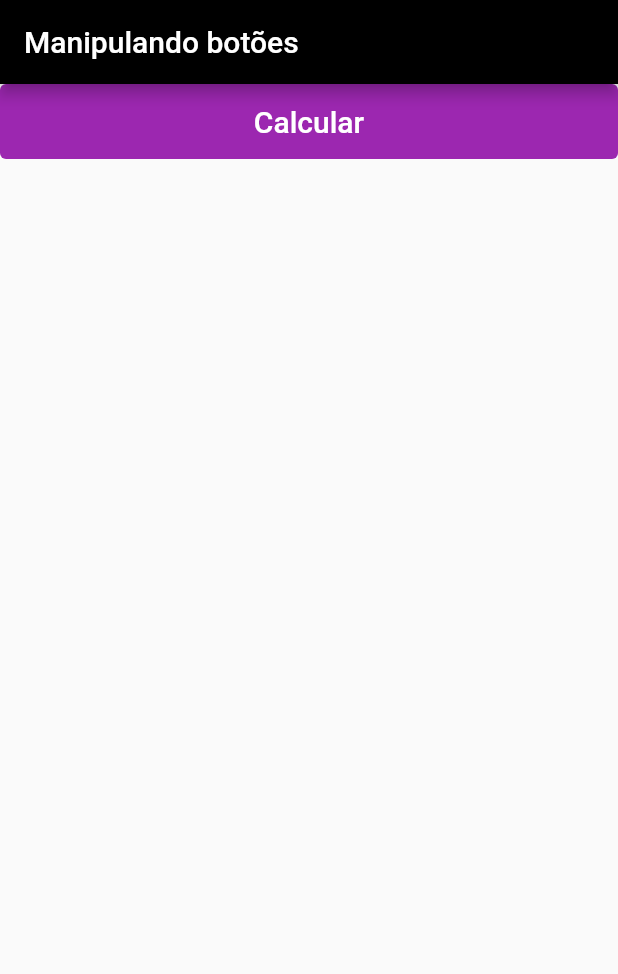
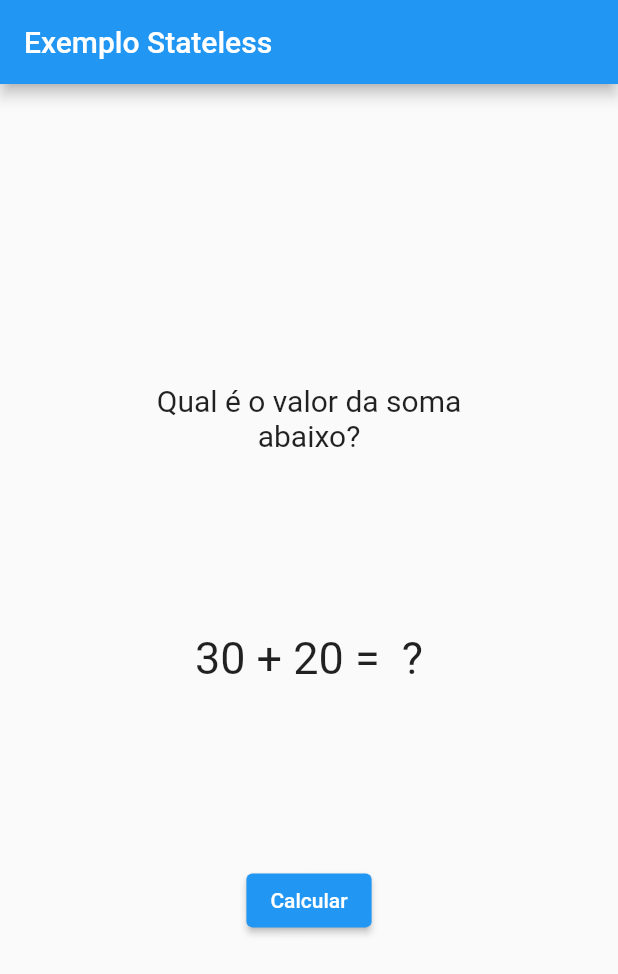
Before and after one commit to Pedro-Balestra/Danki-Code, a Flutter app: the screen it shows after launch, after a tap on "Calcular", on a phone screen of 412 x 824 dp. Shown: the top 974 px of the screen. Run offline on Flutter 3.47's test engine with Material 2 defaults, Android fonts, the phone set to English and light mode, and no system bars.

Commit message:
Criando um Widget Stateless

```diff
--- a/Curso Flutter/curso_flutter_danki_code/lib/main.dart
+++ b/Curso Flutter/curso_flutter_danki_code/lib/main.dart
@@ -1,36 +1,20 @@
 import 'package:flutter/material.dart';
 
+import 'Pages/Home.dart';
+
 void main() {
-  runApp(
-    MaterialApp(
-      title: 'Flutter Demo',
+  runApp(const MyApp());
+}
+
+class MyApp extends StatelessWidget {
+  const MyApp({super.key});
+
+  @override
+  Widget build(BuildContext context) {
+    return const MaterialApp(
+      title: "Flutter Demo",
       debugShowCheckedModeBanner: false,
-      home: Scaffold(
-        appBar: AppBar(
-          title: const Text("Manipulando botões"),
-          backgroundColor: Colors.black,
-        ),
-        body: Column(
-          children: [
-            SizedBox(
-              width: double.infinity,
-              height: 50,
-              child: TextButton(
-                onPressed: () {
-                  print("Clicou no botão");
-                },
-                style: TextButton.styleFrom(
-                    foregroundColor: Colors.white,
-                    backgroundColor: Colors.purple),
-                child: const Text(
-                  "Calcular",
-                  style: TextStyle(fontSize: 20),
-                ),
-              ),
-            )
-          ],
-        ),
-      ),
-    ),
-  );
+      home: Home(),
+    );
+  }
 }
--- /dev/null
+++ b/Curso Flutter/curso_flutter_danki_code/lib/pages/home.dart
@@ -0,0 +1,44 @@
+import 'package:flutter/material.dart';
+import 'package:flutter/src/widgets/framework.dart';
+import 'package:flutter/src/widgets/placeholder.dart';
+
+class Home extends StatelessWidget {
+  const Home({super.key});
+
+  @override
+  Widget build(BuildContext context) {
+    //declarando uma variavel
+    var total = " ?";
+
+    return Scaffold(
+      appBar: AppBar(
+        title: const Text("Exemplo Stateless"),
+      ),
+      body: Center(
+        child: Padding(
+          padding: const EdgeInsets.all(80),
+          child: Column(
+            mainAxisAlignment: MainAxisAlignment.spaceEvenly,
+            children: [
+              const Text(
+                "Qual é o valor da soma abaixo?",
+                style: TextStyle(fontSize: 20),
+                textAlign: TextAlign.center,
+              ),
+              Text("30 + 20 = $total", style: const TextStyle(fontSize: 30)),
+              ElevatedButton(
+                onPressed: () {
+                  print("Clicou no botão");
+                },
+                style: ElevatedButton.styleFrom(
+                    foregroundColor: Colors.white,
+                    backgroundColor: Colors.blue),
+                child: const Text("Calcular"),
+              )
+            ],
+          ),
+        ),
+      ),
+    );
+  }
+}
```
